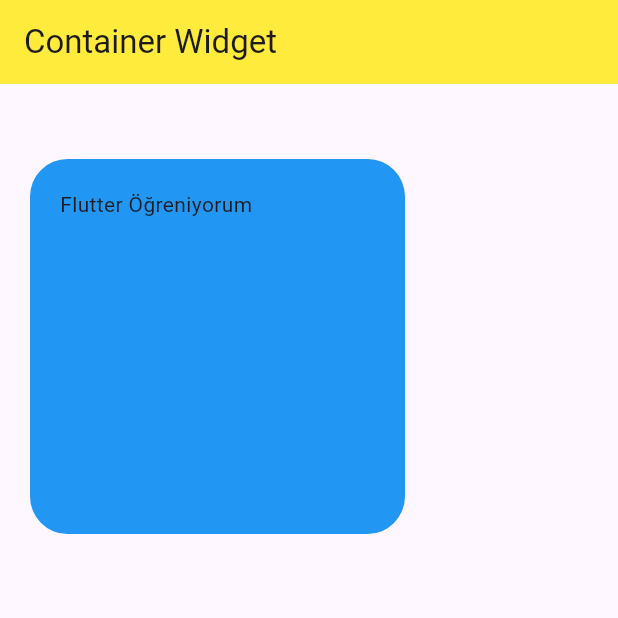
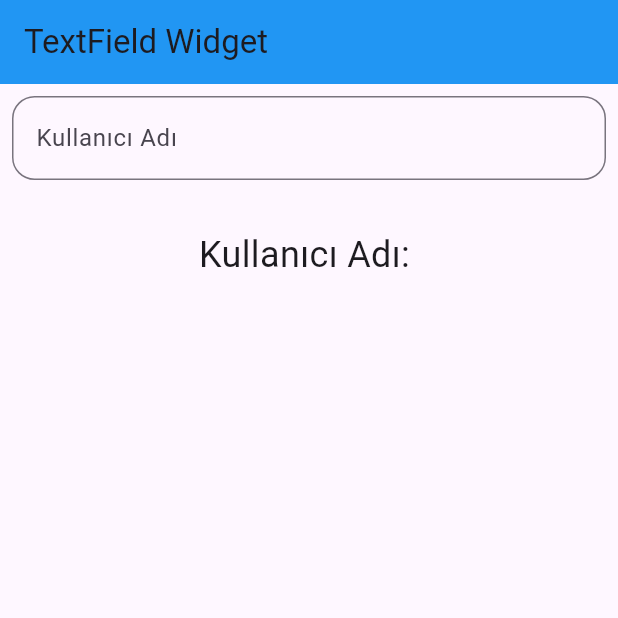
Before and after one commit to eminaydinalp/izu_mobile, a Flutter app: the screen it shows after launch, on a phone screen of 412 x 824 dp, the top half of it. Run offline on Flutter 3.47's test engine with Material 3 defaults, Android fonts, the phone set to English and light mode, and no system bars.

Commit message:
Button, TextField, Column, Row

```diff
--- /dev/null
+++ b/lib/MainWidgets/TextFieldWidget.dart
@@ -0,0 +1,47 @@
+import 'package:flutter/material.dart';
+
+class Textfieldwidget extends StatefulWidget {
+  @override
+  State<Textfieldwidget> createState() => _TextfieldwidgetState();
+}
+
+class _TextfieldwidgetState extends State<Textfieldwidget> {
+  String _userName = "";
+
+  @override
+  Widget build(BuildContext context) {
+    return Scaffold(
+      appBar: AppBar(
+        backgroundColor: Colors.blue,
+        title: Text("TextField Widget"),
+      ),
+      body: Column(
+        children: [
+          Padding(
+            padding: const EdgeInsets.all(8.0),
+            child: TextField(
+              decoration: InputDecoration(
+                  labelText: "Kullanıcı Adı",
+                  border: OutlineInputBorder(
+                      borderRadius: BorderRadius.circular(15))),
+              onChanged: (value) {
+                setState(() {
+                  _userName = value;
+                });
+              },
+            ),
+          ),
+          SizedBox(
+            height: 25,
+          ),
+          Text(
+            "Kullanıcı Adı: " + _userName,
+            style: TextStyle(
+              fontSize: 24
+            ),
+          ),
+        ],
+      ),
+    );
+  }
+}
--- a/lib/main.dart
+++ b/lib/main.dart
@@ -1,6 +1,9 @@
 
 import 'package:flutter/material.dart';
+import 'package:konu_anlatim/MainWidgets/ButtonWidget.dart';
+import 'package:konu_anlatim/MainWidgets/ColumnAndRow.dart';
 import 'package:konu_anlatim/MainWidgets/ContainerWidget.dart';
+import 'package:konu_anlatim/MainWidgets/TextFieldWidget.dart';
 import 'package:konu_anlatim/MainWidgets/TextWidget.dart';
 
 void main() {
@@ -14,7 +17,7 @@ class MyApp extends StatelessWidget {
   Widget build(BuildContext context) {
     return MaterialApp(
       debugShowCheckedModeBanner: false,
-      home: Containerwidget()
+      home: Textfieldwidget()
     );
   }
 }
```
Also changed, not shown: lib/MainWidgets/ButtonWidget.dart (added, +53 -0 lines), lib/MainWidgets/ColumnAndRow.dart (added, +39 -0 lines).
